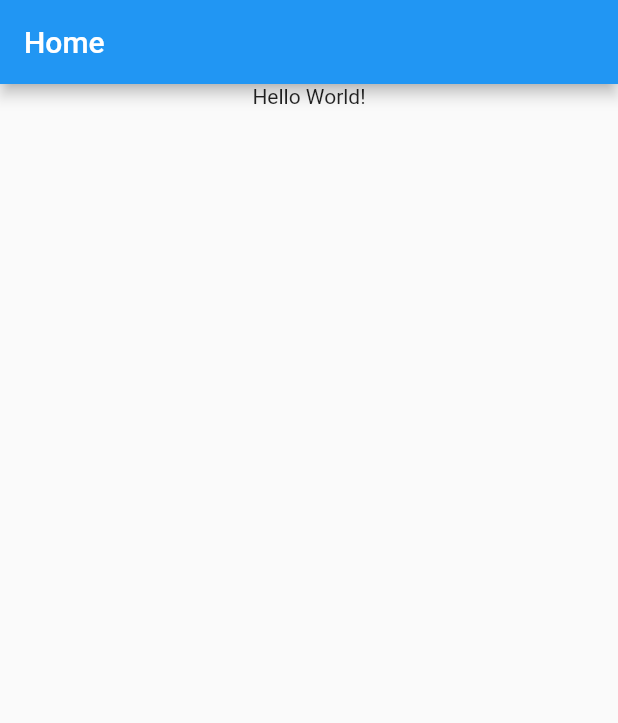
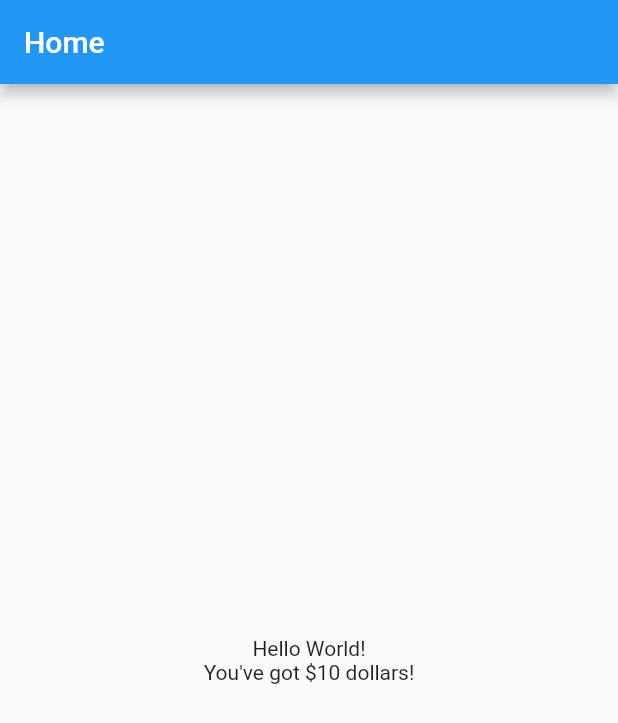
Before and after one commit to ExpertKiD/flutter_i18n_demo, a Flutter app: the screen it shows after launch, on a phone screen of 412 x 824 dp. Shown: the top 723 px of the screen. Run offline on Flutter 3.47's test engine with Material 2 defaults, Android fonts, the phone set to English and light mode, and no system bars.

Commit message:
chore: add another text in home screen for demo

```diff
--- a/lib/screens/home.dart
+++ b/lib/screens/home.dart
@@ -7,14 +7,17 @@ class HomeScreen extends StatelessWidget {
   Widget build(BuildContext context) {
     return Scaffold(
       appBar: AppBar(title: const Text('Home')),
-      body: Center(
-          child: Column(
+      body: Column(
+        mainAxisAlignment: MainAxisAlignment.center,
         children: [
           Center(
             child: Text('Hello World!'),
-          )
+          ),
+          Center(
+            child: Text('You\'ve got \$10 dollars!'),
+          ),
         ],
-      )),
+      ),
     );
   }
 }
```
